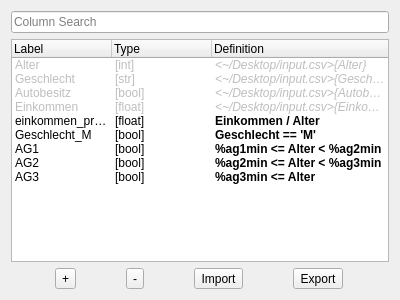
Qt form src/view/ui/columns.ui (EinDamian/discrete-choice) before a commit.
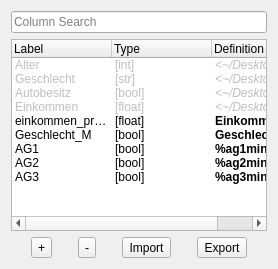
The same form after that commit. Icons and pictures are not drawn.

What changed in the file:
```diff
--- a/src/view/ui/columns.ui
+++ b/src/view/ui/columns.ui
@@ -2,18 +2,7 @@
 <ui version="4.0">
  <class>Form</class>
  <widget class="QWidget" name="Form">
-  <property name="geometry">
-   <rect>
-    <x>0</x>
-    <y>0</y>
-    <width>400</width>
-    <height>300</height>
-   </rect>
-  </property>
-  <property name="windowTitle">
-   <string>Form</string>
-  </property>
-  <layout class="QVBoxLayout" name="verticalLayout">
+  <layout class="QVBoxLayout" name="layout_columns">
    <item>
     <widget class="QLineEdit" name="search_field">
      <property name="placeholderText">
```
Left out of the diff: 12 changed lines with no effect on the pictures.
